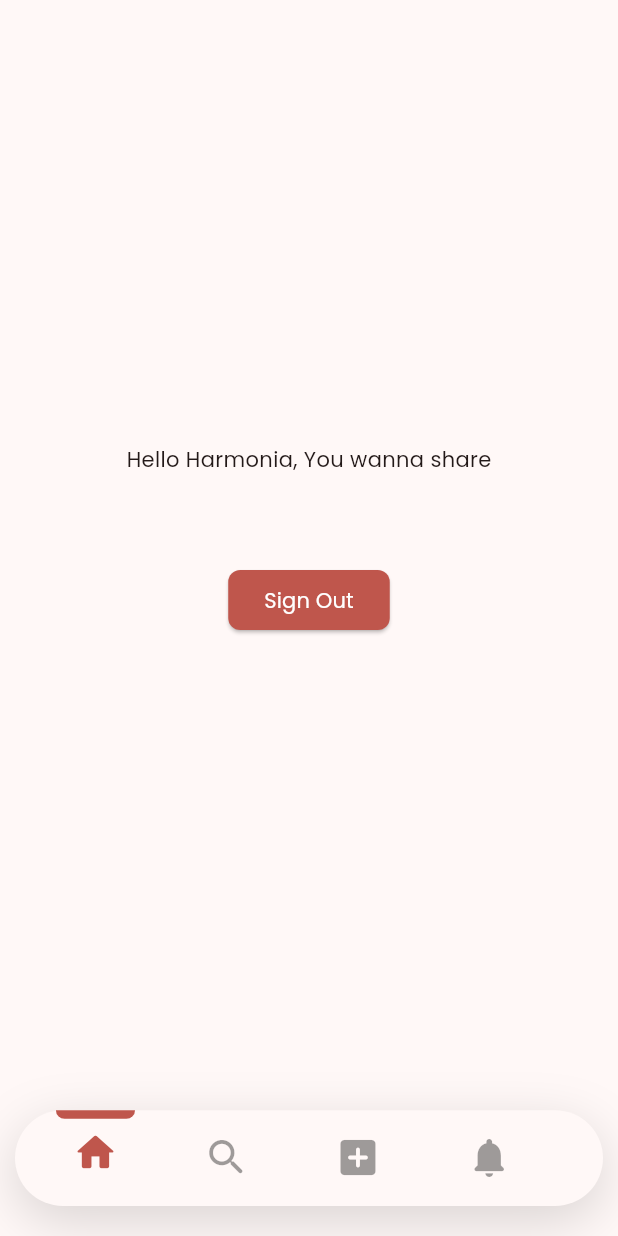
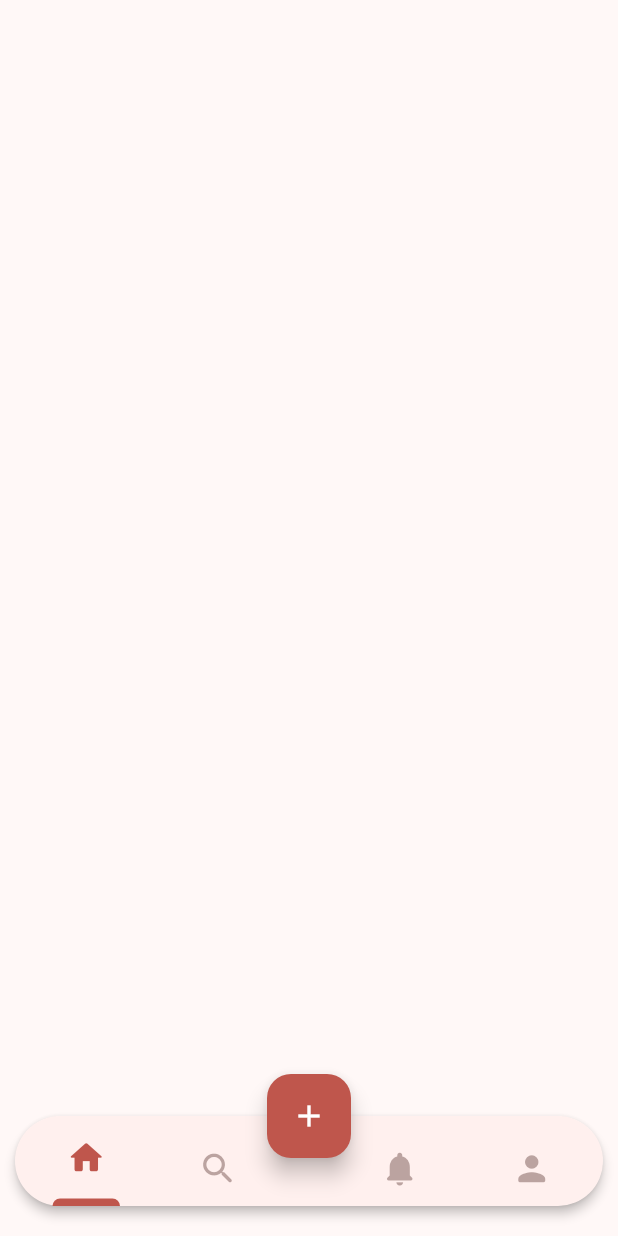
Before and after one commit to eliascreates/harmonia, a Flutter app: the HomeView screen opened directly, on a phone screen of 412 x 824 dp. Run offline on Flutter 3.47's test engine with Material 2 defaults, Android fonts, the light colour scheme and no system bars; our stand-ins replace dartz, equatable, firebase_auth, firebase_core, flutter_bloc, formz and 2 more; accounts and stored records are empty.

Commit message:
feat(home): add a custom bottom navigation bar

```diff
--- a/lib/config/theme/theme.dart
+++ b/lib/config/theme/theme.dart
@@ -7,6 +7,24 @@ const primaryColor = Color(0xffbf564c);
 const accentColor = Color(0xffa13e38);
 const overlayColor = Color(0xffe5675b);
 const appBarBackgroundColor = Color(0xfffbeded);
+const tertiaryColor = Color(0xff715a2e);
+
+final tooltipTheme = TooltipThemeData(
+  decoration: BoxDecoration(
+    color: tertiaryColor,
+    borderRadius: BorderRadius.circular(8.0),
+  ),
+);
+final elevatedButtonTheme = ElevatedButtonThemeData(
+    style: ButtonStyle(
+      shape: MaterialStatePropertyAll(
+        RoundedRectangleBorder(borderRadius: BorderRadius.circular(8.0)),
+      ),
+      foregroundColor: const MaterialStatePropertyAll(Colors.white),
+      backgroundColor: const MaterialStatePropertyAll(primaryColor),
+      overlayColor: const MaterialStatePropertyAll(overlayColor),
+    ),
+  );
 
 final appLightTheme = ThemeData(
   fontFamily: 'Poppins',
@@ -15,21 +33,13 @@ final appLightTheme = ThemeData(
     primary: primaryColor,
     seedColor: primaryColor,
   ),
+  tooltipTheme: tooltipTheme,
   appBarTheme: const AppBarTheme(backgroundColor: appBarBackgroundColor),
   textTheme: const TextTheme(
     headlineMedium: TextStyle(color: Color(0xffa13e38)),
     titleLarge: TextStyle(color: Color(0xff775651)),
   ),
-  elevatedButtonTheme: ElevatedButtonThemeData(
-    style: ButtonStyle(
-      shape: MaterialStatePropertyAll(
-        RoundedRectangleBorder(borderRadius: BorderRadius.circular(8.0)),
-      ),
-      foregroundColor: const MaterialStatePropertyAll(Colors.white),
-      backgroundColor: const MaterialStatePropertyAll(primaryColor),
-      overlayColor: const MaterialStatePropertyAll(overlayColor),
-    ),
-  ),
+  elevatedButtonTheme: elevatedButtonTheme,
   useMaterial3: true,
 );
 
@@ -40,15 +50,7 @@ final appDarkTheme = ThemeData(
     primary: primaryColor,
     seedColor: primaryColor,
   ),
-  elevatedButtonTheme: ElevatedButtonThemeData(
-    style: ButtonStyle(
-      shape: MaterialStatePropertyAll(
-        RoundedRectangleBorder(borderRadius: BorderRadius.circular(8.0)),
-      ),
-      foregroundColor: const MaterialStatePropertyAll(Colors.white),
-      backgroundColor: const MaterialStatePropertyAll(primaryColor),
-      overlayColor: const MaterialStatePropertyAll(overlayColor),
-    ),
-  ),
+  tooltipTheme: tooltipTheme,
+  elevatedButtonTheme: elevatedButtonTheme,
   useMaterial3: true,
 );
--- a/lib/features/home/cubit/home_state.dart
+++ b/lib/features/home/cubit/home_state.dart
@@ -1,3 +1,3 @@
 part of 'home_cubit.dart';
 
-enum HomeState { home, search, add, notifications, profile }
+enum HomeState { home, search, notifications, profile }
--- a/lib/features/home/view/home.dart
+++ b/lib/features/home/view/home.dart
@@ -3,6 +3,8 @@ import 'package:flutter_bloc/flutter_bloc.dart';
 import 'package:harmonia/features/auth/auth.dart'
     show SignInBloc, SignOutButton;
 import 'package:harmonia/features/home/cubit/home_cubit.dart';
+
+import '../widgets/widgets.dart';
 
 class HomePage extends StatelessWidget {
   const HomePage({super.key});
@@ -21,90 +23,29 @@ class HomeView extends StatelessWidget {
 
   @override
   Widget build(BuildContext context) {
-    final selectedTab = context.select((HomeCubit cubit) => cubit.state);
-    final size = MediaQuery.sizeOf(context);
-    final currentIndex = selectedTab.index;
-    final user = context.select((SignInBloc bloc) => bloc.state.user);
+    final currentIndex = context.select((HomeCubit cubit) => cubit.state).index;
     final theme = Theme.of(context);
 
     return Scaffold(
-      body: Center(
-        child: Column(
-          mainAxisSize: MainAxisSize.min,
-          children: [
-            const Text('Hello Harmonia, You wanna share'),
-            const SizedBox(height: 10),
-            Text(user.email),
-            const SizedBox(height: 30),
-            const SignOutButton()
-          ],
-        ),
+      body: IndexedStack(
+        index: currentIndex,
+        children: const [
+          // MainFeedPage(),
+          // SearchPage(),
+          // NotificationPage(),
+          // ProfilePage(),
+        ],
       ),
-      bottomNavigationBar: Container(
-        margin: const EdgeInsets.symmetric(vertical: 20, horizontal: 10),
-        height: size.width * .155,
-        decoration: BoxDecoration(
-          color: theme.cardColor,
-          boxShadow: [
-            BoxShadow(
-              color: theme.shadowColor.withOpacity(.15),
-              blurRadius: 30,
-              offset: const Offset(0, 10),
-            ),
-          ],
-          borderRadius: BorderRadius.circular(50),
-        ),
-        child: ListView.builder(
-          itemCount: 5,
-          scrollDirection: Axis.horizontal,
-          padding: EdgeInsets.symmetric(horizontal: size.width * .024),
-          itemBuilder: (context, index) => InkWell(
-            onTap: () {
-              context.read<HomeCubit>().changeTab(index);
-            },
-            splashColor: Colors.transparent,
-            highlightColor: Colors.transparent,
-            child: Column(
-              mainAxisAlignment: MainAxisAlignment.spaceBetween,
-              children: [
-                AnimatedContainer(
-                  duration: const Duration(milliseconds: 1500),
-                  curve: Curves.fastLinearToSlowEaseIn,
-                  margin: EdgeInsets.only(
-                    bottom: index == currentIndex ? 0 : size.width * .029,
-                    right: size.width * .0422,
-                    left: size.width * .0422,
-                  ),
-                  width: size.width * .128,
-                  height: index == currentIndex ? size.width * .014 : 0,
-                  decoration: BoxDecoration(
-                    color: theme.colorScheme.primary,
-                    borderRadius: const BorderRadius.vertical(
-                      bottom: Radius.circular(10),
-                    ),
-                  ),
-                ),
-                Icon(
-                  listOfIcons[index],
-                  size: size.width * .076,
-                  color: index == currentIndex
-                      ? theme.colorScheme.primary
-                      : Colors.black38,
-                ),
-                SizedBox(height: size.width * .03),
-              ],
-            ),
-          ),
-        ),
+      floatingActionButtonLocation: FloatingActionButtonLocation.centerDocked,
+      floatingActionButton: FloatingActionButton(
+        key: const Key('homeView_addPost_floatingActionButton'),
+        onPressed: () => {},
+        backgroundColor: theme.colorScheme.primary,
+        foregroundColor: theme.colorScheme.onPrimary,
+        tooltip: 'Add Post',
+        child: const Icon(Icons.add),
       ),
+      bottomNavigationBar: const HomeNavigationBar(),
     );
   }
 }
-
-const List<IconData> listOfIcons = [
-  Icons.home_rounded,
-  Icons.search_rounded,
-  Icons.add_box_rounded,
-  Icons.notifications_rounded,
-  Icons.person_rounded,
-];
--- /dev/null
+++ b/lib/features/home/widgets/home_navigation_bar.dart
@@ -0,0 +1,51 @@
+import 'package:flutter/material.dart';
+import 'package:flutter_bloc/flutter_bloc.dart';
+
+import '../cubit/home_cubit.dart';
+
+part 'home_navigation_item.dart';
+
+class HomeNavigationBar extends StatelessWidget {
+  const HomeNavigationBar({super.key});
+
+  @override
+  Widget build(BuildContext context) {
+    final currentIndex = context.select((HomeCubit cubit) => cubit.state).index;
+
+    return SizedBox(
+      height: 80,
+      child: Card(
+        elevation: 3,
+        shape: const StadiumBorder(),
+        margin: const EdgeInsets.only(bottom: 20, left: 10, right: 10),
+        child: Padding(
+          padding: const EdgeInsets.symmetric(horizontal: 10),
+          child:
+              Row(mainAxisAlignment: MainAxisAlignment.spaceBetween, children: [
+            HomeNavigationItem(
+              tab: HomeState.home,
+              icon: Icons.home_rounded,
+              currentIndex: currentIndex,
+            ),
+            HomeNavigationItem(
+              tab: HomeState.search,
+              icon: Icons.search_rounded,
+              currentIndex: currentIndex,
+            ),
+            const SizedBox(width: 20),
+            HomeNavigationItem(
+              tab: HomeState.notifications,
+              icon: Icons.notifications_rounded,
+              currentIndex: currentIndex,
+            ),
+            HomeNavigationItem(
+              tab: HomeState.profile,
+              icon: Icons.person_rounded,
+              currentIndex: currentIndex,
+            ),
+          ]),
+        ),
+      ),
+    );
+  }
+}
--- /dev/null
+++ b/lib/features/home/widgets/home_navigation_item.dart
@@ -0,0 +1,57 @@
+part of 'home_navigation_bar.dart';
+
+class HomeNavigationItem extends StatelessWidget {
+  const HomeNavigationItem({
+    super.key,
+    required this.currentIndex,
+    required this.tab,
+    required this.icon,
+  });
+  final int currentIndex;
+  final HomeState tab;
+  final IconData icon;
+
+  @override
+  Widget build(BuildContext context) {
+    final theme = Theme.of(context);
+
+    return Tooltip(
+
+      message: tab.name,
+      child: InkWell(
+        onTap: () => context.read<HomeCubit>().changeTab(tab.index),
+        splashColor: Colors.transparent,
+        highlightColor: Colors.transparent,
+        child: Column(
+          mainAxisAlignment: MainAxisAlignment.spaceBetween,
+          children: [
+            const SizedBox(height: 10),
+            Icon(
+              icon,
+              size: 27,
+              color: currentIndex == tab.index
+                  ? theme.colorScheme.primary
+                  : theme.colorScheme.secondary.withOpacity(0.5),
+            ),
+            AnimatedContainer(
+              duration: const Duration(milliseconds: 1500),
+              curve: Curves.fastLinearToSlowEaseIn,
+              margin: EdgeInsets.only(
+                top: tab.index == currentIndex ? 10 : 0,
+                right: 15,
+                left: 15,
+              ),
+              width: 45,
+              height: tab.index == currentIndex ? 5 : 0,
+              decoration: BoxDecoration(
+                color: theme.colorScheme.primary,
+                borderRadius:
+                    const BorderRadius.vertical(top: Radius.circular(10)),
+              ),
+            ),
+          ],
+        ),
+      ),
+    );
+  }
+}
--- /dev/null
+++ b/lib/features/home/widgets/widgets.dart
@@ -0,0 +1 @@
+export 'home_navigation_bar.dart';
```
